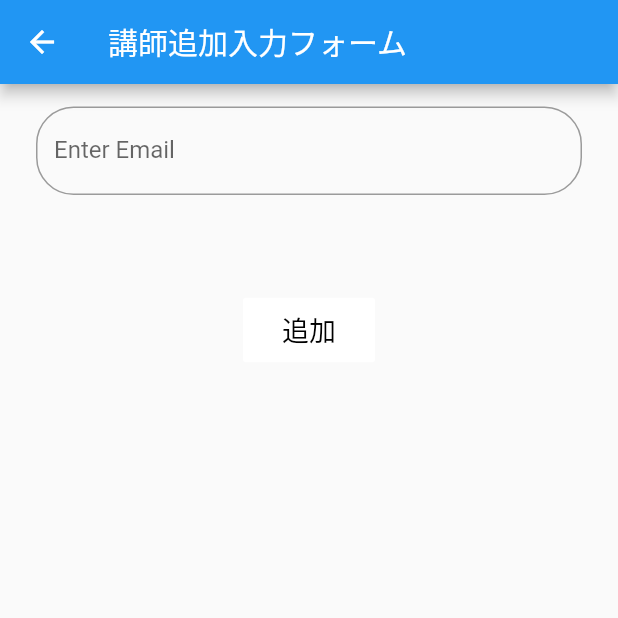
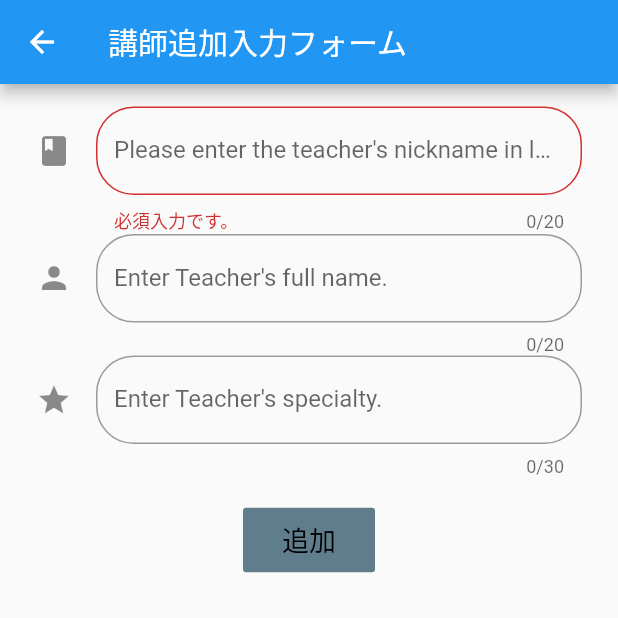
Before and after one commit to itachi-P/FlutterAndFirebase001, a Flutter app: the TeachersUpdate screen opened directly, after a tap on "追加", on a phone screen of 412 x 824 dp, the top half of it. Run offline on Flutter 3.47's test engine with Material 2 defaults, Android fonts, the phone set to English and light mode, and no system bars; our stand-ins replace cloud_firestore; accounts and stored records are empty; network calls fail; Roboto replaces fonts that are missing (Poppins).

Commit message:
Confirmed new data registration to Firestore on the instructor addition screen.

```diff
--- a/lib/teachers_update.dart
+++ b/lib/teachers_update.dart
@@ -14,6 +14,12 @@ void setData(String collection, String documentID, Map data) {
 }
 
 class _TeachersUpdateState extends State<TeachersUpdate> {
+  //final _formKey = GlobalKey<FormState>();
+
+  String _documentId = "";
+  String _full_name = "";
+  String _specialty = "";
+
   @override
   Widget build(BuildContext context) {
     return Scaffold(
@@ -23,38 +29,79 @@ class _TeachersUpdateState extends State<TeachersUpdate> {
           children: <Widget>[
             Container(
               width: 380,
-              height: 140.0,
+              height: 280.0,
               padding: EdgeInsets.fromLTRB(8.0, 15.0, 8.0, 0),
               child: Column(
                 children: <Widget>[
                   TextFormField(
-                    decoration: new InputDecoration(
-                      labelText: "Enter Email",
+                    maxLength: 20,
+                    autovalidate: true,
+                    decoration: InputDecoration(
+                      icon: Icon(Icons.book),
+                      labelText:
+                          "Please enter the teacher's nickname in lowercase letters.",
+                      hintText: "Teachers documentID",
                       fillColor: Colors.greenAccent,
-                      border: new OutlineInputBorder(
-                        borderRadius: new BorderRadius.circular(25.0),
-                        borderSide: new BorderSide(),
+                      border: OutlineInputBorder(
+                        borderRadius: BorderRadius.circular(25.0),
+                        borderSide: BorderSide(),
                       ),
                       //fillColor: Colors.green
                     ),
-                    validator: (val) {
-                      if (val.length == 0) {
-                        return "Email cannot be empty";
-                      } else {
-                        return null;
-                      }
+                    validator: (String value) {
+                      return value.isEmpty ? '必須入力です。' : null;
                     },
-                    keyboardType: TextInputType.emailAddress,
-                    style: new TextStyle(
-                      fontFamily: "Poppins",
+                    onSaved: (String value) {
+                      this._documentId = value;
+                    },
+                  ),
+                  TextFormField(
+                    maxLength: 20,
+                    maxLengthEnforced: false,
+                    decoration: InputDecoration(
+                      icon: Icon(Icons.person),
+                      labelText: "Enter Teacher's full name.",
+                      hintText: "Teachers full name",
+                      fillColor: Colors.greenAccent,
+                      border: OutlineInputBorder(
+                        borderRadius: BorderRadius.circular(25.0),
+                        borderSide: BorderSide(),
+                      ),
+                      //fillColor: Colors.green
                     ),
+                    validator: (String value) {
+                      return value.isEmpty ? '必須入力です。' : null;
+                    },
+                    onSaved: (String value) {
+                      this._full_name = value;
+                    },
+                  ),
+                  TextFormField(
+                    maxLength: 30,
+                    maxLengthEnforced: true,
+                    decoration: InputDecoration(
+                      icon: Icon(Icons.star),
+                      labelText: "Enter Teacher's specialty.",
+                      fillColor: Colors.greenAccent,
+                      border: OutlineInputBorder(
+                        borderRadius: BorderRadius.circular(25.0),
+                        borderSide: BorderSide(),
+                      ),
+                      //fillColor: Colors.green
+                    ),
+                    validator: (String value) {
+                      return value.isEmpty ? '必須入力です。' : null;
+                    },
+                    onSaved: (String value) {
+                      this._specialty = value;
+                    },
                   ),
                 ],
               ),
             ),
             Container(
               child: FlatButton(
-                color: Colors.white,
+                color: Colors.blueGrey,
                 textColor: Colors.black,
                 disabledColor: Colors.blueGrey, // ?
                 disabledTextColor: Colors.pink, // ?
@@ -63,10 +110,10 @@ class _TeachersUpdateState extends State<TeachersUpdate> {
                 onPressed: () {
                   // TODO
                   //dummy
-                  String documentID = "moheji";
+                  String documentID = "abc";
                   Map<String, dynamic> data = {
-                    "full_name": "屁野 茂平次",
-                    "specialty": "Cobol/C#/Go",
+                    "full_name": _full_name,
+                    "specialty": _specialty,
                   };
                   setData('teachers', documentID, data);
                 },
--- a/lib/test_input_forms.dart
+++ b/lib/test_input_forms.dart
@@ -8,7 +8,7 @@ class TestInputForm extends StatelessWidget {
     }
 
     return MaterialApp(
-      debugShowCheckedModeBanner: false,
+      debugShowCheckedModeBanner: true,
       title: "Welcome to Flutter",
       home: Material(
         child: Container(
@@ -25,8 +25,8 @@ class TestInputForm extends StatelessWidget {
               Padding(padding: EdgeInsets.only(top: 50.0)),
               TextFormField(
                 decoration: InputDecoration(
-                  labelText: "Enter Email",
-                  fillColor: Colors.white,
+                  labelText: "Enter full name.",
+                  fillColor: Colors.red,
                   border: OutlineInputBorder(
                     borderRadius: BorderRadius.circular(25.0),
                     borderSide: BorderSide(),
@@ -40,10 +40,6 @@ class TestInputForm extends StatelessWidget {
                     return null;
                   }
                 },
-                keyboardType: TextInputType.number,
-                style: TextStyle(
-                  fontFamily: "Poppins",
-                ),
               ),
             ])),
           ),
```
